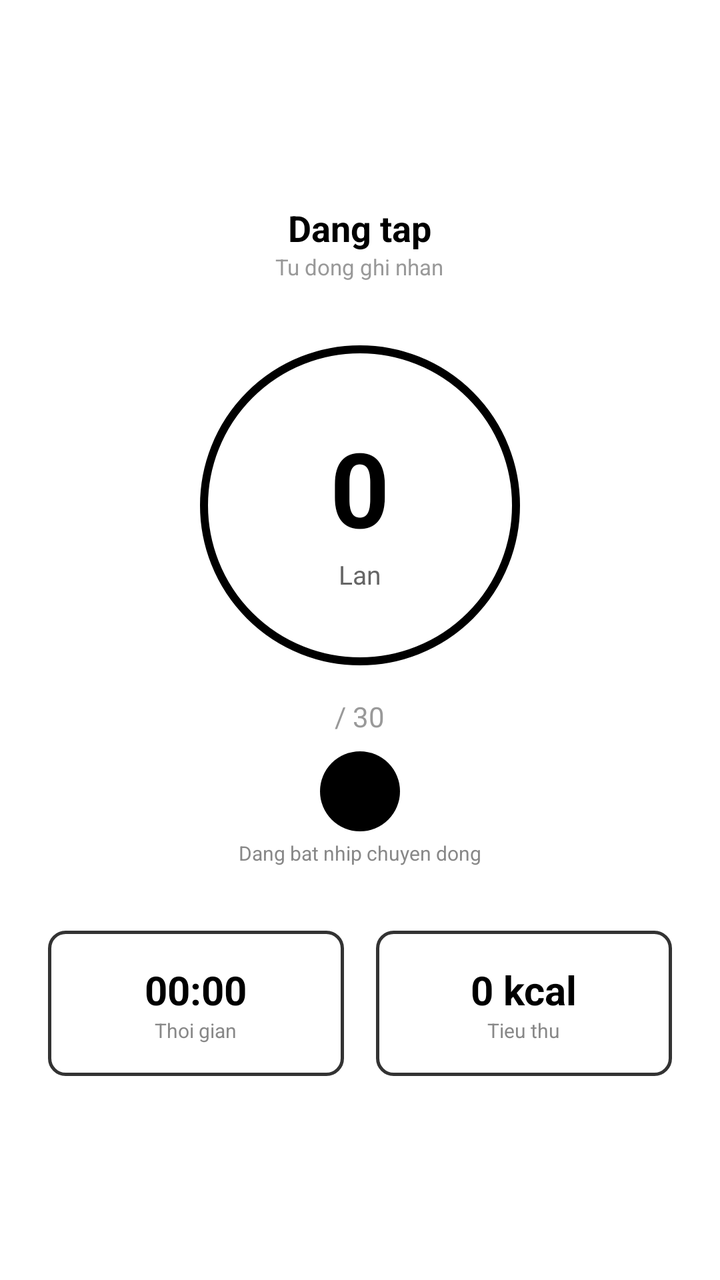
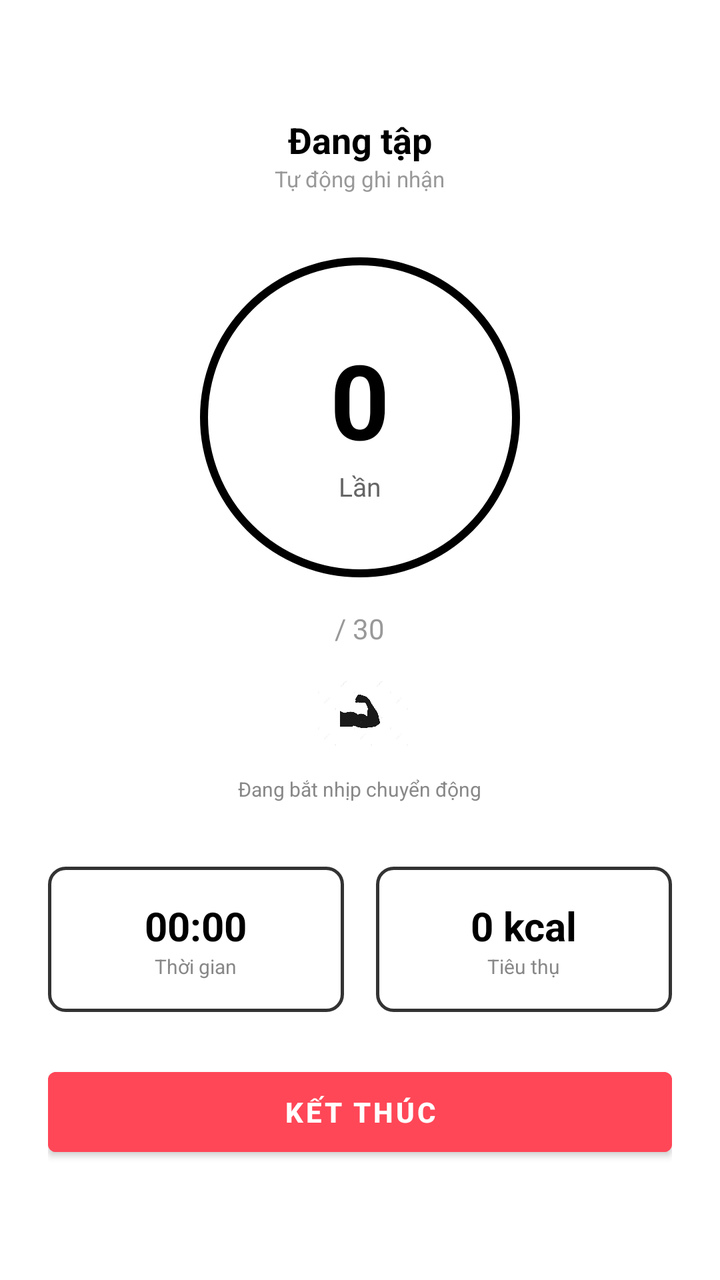

Before-and-after screenshots of an Android layout around one commit, followed by the original layout XML and the change that was made.
<!-- AndroidManifest.xml: application theme Theme.FitTrack -->
<!-- res/layout/activity_exercise.xml -->
<?xml version="1.0" encoding="utf-8"?>
<LinearLayout xmlns:android="http://schemas.android.com/apk/res/android"
    android:layout_width="match_parent" android:layout_height="match_parent"
    android:orientation="vertical" android:gravity="center" android:padding="24dp"
    android:background="@android:color/white">
    <TextView android:id="@+id/tvTitle" android:layout_width="wrap_content" android:layout_height="wrap_content"
        android:text="Dang tap" android:textSize="18sp" android:textStyle="bold" android:textColor="#000" />
    <TextView android:layout_width="wrap_content" android:layout_height="wrap_content"
        android:text="Tu dong ghi nhan" android:textSize="11sp" android:textColor="#999" android:layout_marginBottom="32dp" />
    <FrameLayout android:layout_width="160dp" android:layout_height="160dp" android:layout_marginBottom="16dp">
        <View android:layout_width="match_parent" android:layout_height="match_parent" android:background="@drawable/circle_border" />
        <LinearLayout android:layout_width="match_parent" android:layout_height="match_parent" android:gravity="center" android:orientation="vertical">
            <TextView android:id="@+id/tvCount" android:layout_width="wrap_content" android:layout_height="wrap_content"
                android:text="0" android:textSize="52sp" android:textStyle="bold" android:textColor="#000" />
            <TextView android:id="@+id/tvUnit" android:layout_width="wrap_content" android:layout_height="wrap_content"
                android:text="Lan" android:textSize="13sp" android:textColor="#666" />
        </LinearLayout>
    </FrameLayout>
    <TextView android:id="@+id/tvTarget" android:layout_width="wrap_content" android:layout_height="wrap_content"
        android:text="/ 30" android:textSize="14sp" android:textColor="#999" android:layout_marginBottom="8dp" />
    <View android:layout_width="40dp" android:layout_height="40dp" android:background="@drawable/circle_small_black" android:layout_marginBottom="4dp" />
    <TextView android:id="@+id/tvStatus" android:layout_width="wrap_content" android:layout_height="wrap_content"
        android:text="Dang bat nhip chuyen dong" android:textSize="10sp" android:textColor="#888" android:layout_marginBottom="32dp" />
    <LinearLayout android:layout_width="match_parent" android:layout_height="wrap_content" android:gravity="center">
        <LinearLayout android:layout_width="0dp" android:layout_weight="1" android:layout_height="wrap_content" android:orientation="vertical" android:gravity="center"
            android:background="@drawable/border_rounded" android:padding="16dp" android:layout_marginEnd="8dp">
            <TextView android:id="@+id/tvTime" android:layout_width="wrap_content" android:layout_height="wrap_content"
                android:text="00:00" android:textSize="20sp" android:textStyle="bold" android:textColor="#000" />
            <TextView android:layout_width="wrap_content" android:layout_height="wrap_content"
                android:text="Thoi gian" android:textSize="10sp" android:textColor="#888" />
        </LinearLayout>
        <LinearLayout android:layout_width="0dp" android:layout_weight="1" android:layout_height="wrap_content" android:orientation="vertical" android:gravity="center"
            android:background="@drawable/border_rounded" android:padding="16dp" android:layout_marginStart="8dp">
            <TextView android:id="@+id/tvCalo" android:layout_width="wrap_content" android:layout_height="wrap_content"
                android:text="0 kcal" android:textSize="20sp" android:textStyle="bold" android:textColor="#000" />
            <TextView android:layout_width="wrap_content" android:layout_height="wrap_content"
                android:text="Tieu thu" android:textSize="10sp" android:textColor="#888" />
        </LinearLayout>
    </LinearLayout>
</LinearLayout>
<!-- resources referenced by this layout -->
<resources>
  <!-- drawable border_rounded (drawable) -->
  <?xml version="1.0" encoding="utf-8"?>
  <shape xmlns:android="http://schemas.android.com/apk/res/android" android:shape="rectangle">
      <stroke android:width="1.5dp" android:color="#333333" />
      <corners android:radius="8dp" />
  </shape>
  <!-- drawable circle_border (drawable) -->
  <?xml version="1.0" encoding="utf-8"?>
  <shape xmlns:android="http://schemas.android.com/apk/res/android" android:shape="oval">
      <stroke android:width="4dp" android:color="#000000" />
  </shape>
  <!-- drawable circle_small_black (drawable) -->
  <?xml version="1.0" encoding="utf-8"?>
  <shape xmlns:android="http://schemas.android.com/apk/res/android" android:shape="oval">
      <solid android:color="#000000" />
  </shape>
  <style name="Theme.FitTrack" parent="Theme.MaterialComponents.Light.NoActionBar">
          <item name="colorPrimary">#000000</item>
          <item name="colorPrimaryDark">#000000</item>
          <item name="colorAccent">#333333</item>
          <item name="android:windowBackground">@android:color/white</item>
      </style>
</resources>

<!-- the commit's change to res/layout/activity_exercise.xml (unified diff, before → after) -->
@@ -3,38 +3,60 @@
     android:layout_width="match_parent" android:layout_height="match_parent"
     android:orientation="vertical" android:gravity="center" android:padding="24dp"
     android:background="@android:color/white">
+
     <TextView android:id="@+id/tvTitle" android:layout_width="wrap_content" android:layout_height="wrap_content"
-        android:text="Dang tap" android:textSize="18sp" android:textStyle="bold" android:textColor="#000" />
+        android:text="Đang tập" android:textSize="18sp" android:textStyle="bold" android:textColor="#000" />
+
     <TextView android:layout_width="wrap_content" android:layout_height="wrap_content"
-        android:text="Tu dong ghi nhan" android:textSize="11sp" android:textColor="#999" android:layout_marginBottom="32dp" />
+        android:text="Tự động ghi nhận" android:textSize="11sp" android:textColor="#999" android:layout_marginBottom="32dp" />
+
     <FrameLayout android:layout_width="160dp" android:layout_height="160dp" android:layout_marginBottom="16dp">
         <View android:layout_width="match_parent" android:layout_height="match_parent" android:background="@drawable/circle_border" />
         <LinearLayout android:layout_width="match_parent" android:layout_height="match_parent" android:gravity="center" android:orientation="vertical">
             <TextView android:id="@+id/tvCount" android:layout_width="wrap_content" android:layout_height="wrap_content"
                 android:text="0" android:textSize="52sp" android:textStyle="bold" android:textColor="#000" />
             <TextView android:id="@+id/tvUnit" android:layout_width="wrap_content" android:layout_height="wrap_content"
-                android:text="Lan" android:textSize="13sp" android:textColor="#666" />
+                android:text="Lần" android:textSize="13sp" android:textColor="#666" />
         </LinearLayout>
     </FrameLayout>
+
     <TextView android:id="@+id/tvTarget" android:layout_width="wrap_content" android:layout_height="wrap_content"
         android:text="/ 30" android:textSize="14sp" android:textColor="#999" android:layout_marginBottom="8dp" />
-    <View android:layout_width="40dp" android:layout_height="40dp" android:background="@drawable/circle_small_black" android:layout_marginBottom="4dp" />
+
+    <ImageView
+        android:id="@+id/ivExerciseIcon"
+        android:layout_width="48dp"
+        android:layout_height="48dp"
+        android:layout_marginBottom="8dp"
+        android:src="@drawable/ic_pushup" />
+
     <TextView android:id="@+id/tvStatus" android:layout_width="wrap_content" android:layout_height="wrap_content"
-        android:text="Dang bat nhip chuyen dong" android:textSize="10sp" android:textColor="#888" android:layout_marginBottom="32dp" />
-    <LinearLayout android:layout_width="match_parent" android:layout_height="wrap_content" android:gravity="center">
+        android:text="Đang bắt nhịp chuyển động" android:textSize="10sp" android:textColor="#888" android:layout_marginBottom="32dp" />
+
+    <LinearLayout android:layout_width="match_parent" android:layout_height="wrap_content" android:gravity="center" android:layout_marginBottom="24dp">
         <LinearLayout android:layout_width="0dp" android:layout_weight="1" android:layout_height="wrap_content" android:orientation="vertical" android:gravity="center"
             android:background="@drawable/border_rounded" android:padding="16dp" android:layout_marginEnd="8dp">
             <TextView android:id="@+id/tvTime" android:layout_width="wrap_content" android:layout_height="wrap_content"
                 android:text="00:00" android:textSize="20sp" android:textStyle="bold" android:textColor="#000" />
             <TextView android:layout_width="wrap_content" android:layout_height="wrap_content"
-                android:text="Thoi gian" android:textSize="10sp" android:textColor="#888" />
+                android:text="Thời gian" android:textSize="10sp" android:textColor="#888" />
         </LinearLayout>
         <LinearLayout android:layout_width="0dp" android:layout_weight="1" android:layout_height="wrap_content" android:orientation="vertical" android:gravity="center"
             android:background="@drawable/border_rounded" android:padding="16dp" android:layout_marginStart="8dp">
             <TextView android:id="@+id/tvCalo" android:layout_width="wrap_content" android:layout_height="wrap_content"
                 android:text="0 kcal" android:textSize="20sp" android:textStyle="bold" android:textColor="#000" />
             <TextView android:layout_width="wrap_content" android:layout_height="wrap_content"
-                android:text="Tieu thu" android:textSize="10sp" android:textColor="#888" />
+                android:text="Tiêu thụ" android:textSize="10sp" android:textColor="#888" />
         </LinearLayout>
     </LinearLayout>
+
+    <Button
+        android:id="@+id/btnFinish"
+        android:layout_width="match_parent"
+        android:layout_height="52dp"
+        android:text="KẾT THÚC"
+        android:backgroundTint="#FF4757"
+        android:textColor="@android:color/white"
+        android:textStyle="bold" />
+
 </LinearLayout>
<!-- resource entries referenced after the edit -->
@@ -11,11 +11,7 @@
   <shape xmlns:android="http://schemas.android.com/apk/res/android" android:shape="oval">
       <stroke android:width="4dp" android:color="#000000" />
   </shape>
-  <!-- drawable circle_small_black (drawable) -->
-  <?xml version="1.0" encoding="utf-8"?>
-  <shape xmlns:android="http://schemas.android.com/apk/res/android" android:shape="oval">
-      <solid android:color="#000000" />
-  </shape>
+  <!-- drawable ic_pushup: jpg bitmap (drawable, 10812 bytes) -->
   <style name="Theme.FitTrack" parent="Theme.MaterialComponents.Light.NoActionBar">
           <item name="colorPrimary">#000000</item>
           <item name="colorPrimaryDark">#000000</item>
